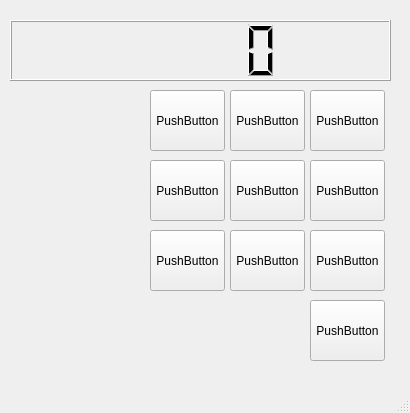
The window that Calculator/calcd.ui (mateusribeirocampos/Calcd_Qt) describes before a commit, drawn with Qt 5.
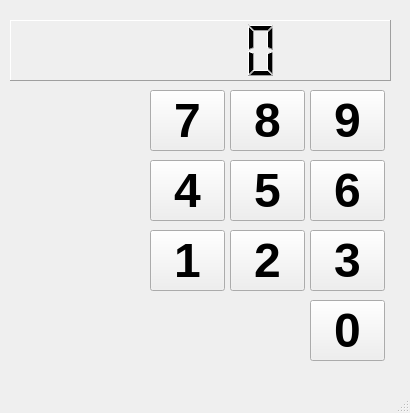
The same window after the commit.

Patch:
```diff
--- a/Calculator/calcd.ui
+++ b/Calculator/calcd.ui
@@ -23,6 +23,15 @@
       <height>61</height>
      </rect>
     </property>
+    <property name="font">
+     <font>
+      <pointsize>36</pointsize>
+      <bold>true</bold>
+     </font>
+    </property>
+    <property name="frameShape">
+     <enum>QFrame::Panel</enum>
+    </property>
    </widget>
    <widget class="QPushButton" name="pushButton">
     <property name="geometry">
@@ -33,8 +42,14 @@
       <height>61</height>
      </rect>
     </property>
+    <property name="font">
+     <font>
+      <pointsize>36</pointsize>
+      <bold>true</bold>
+     </font>
+    </property>
     <property name="text">
-     <string>PushButton</string>
+     <string>7</string>
     </property>
    </widget>
    <widget class="QPushButton" name="pushButton_2">
@@ -46,8 +61,14 @@
       <height>61</height>
      </rect>
     </property>
+    <property name="font">
+     <font>
+      <pointsize>36</pointsize>
+      <bold>true</bold>
+     </font>
+    </property>
     <property name="text">
-     <string>PushButton</string>
+     <string>8</string>
     </property>
    </widget>
    <widget class="QPushButton" name="pushButton_3">
@@ -59,8 +80,14 @@
       <height>61</height>
      </rect>
     </property>
+    <property name="font">
+     <font>
+      <pointsize>36</pointsize>
+      <bold>true</bold>
+     </font>
+    </property>
     <property name="text">
-     <string>PushButton</string>
+     <string>9</string>
     </property>
    </widget>
    <widget class="QPushButton" name="pushButton_4">
@@ -72,8 +99,14 @@
       <height>61</height>
      </rect>
     </property>
+    <property name="font">
+     <font>
+      <pointsize>36</pointsize>
+      <bold>true</bold>
+     </font>
+    </property>
     <property name="text">
-     <string>PushButton</string>
+     <string>0</string>
     </property>
    </widget>
    <widget class="QPushButton" name="pushButton_5">
@@ -85,8 +118,14 @@
       <height>61</height>
      </rect>
     </property>
+    <property name="font">
+     <font>
+      <pointsize>36</pointsize>
+      <bold>true</bold>
+     </font>
+    </property>
     <property name="text">
-     <string>PushButton</string>
+     <string>6</string>
     </property>
    </widget>
    <widget class="QPushButton" name="pushButton_6">
@@ -98,8 +137,14 @@
       <height>61</height>
      </rect>
     </property>
+    <property name="font">
+     <font>
+      <pointsize>36</pointsize>
+      <bold>true</bold>
+     </font>
+    </property>
     <property name="text">
-     <string>PushButton</string>
+     <string>5</string>
     </property>
    </widget>
    <widget class="QPushButton" name="pushButton_7">
@@ -111,8 +156,14 @@
       <height>61</height>
      </rect>
     </property>
+    <property name="font">
+     <font>
+      <pointsize>36</pointsize>
+      <bold>true</bold>
+     </font>
+    </property>
     <property name="text">
-     <string>PushButton</string>
+     <string>4</string>
     </property>
    </widget>
    <widget class="QPushButton" name="pushButton_8">
@@ -124,8 +175,14 @@
       <height>61</height>
      </rect>
     </property>
+    <property name="font">
+     <font>
+      <pointsize>36</pointsize>
+      <bold>true</bold>
+     </font>
+    </property>
     <property name="text">
-     <string>PushButton</string>
+     <string>1</string>
     </property>
    </widget>
    <widget class="QPushButton" name="pushButton_9">
@@ -137,8 +194,14 @@
       <height>61</height>
      </rect>
     </property>
+    <property name="font">
+     <font>
+      <pointsize>36</pointsize>
+      <bold>true</bold>
+     </font>
+    </property>
     <property name="text">
-     <string>PushButton</string>
+     <string>2</string>
     </property>
    </widget>
    <widget class="QPushButton" name="pushButton_10">
@@ -150,8 +213,14 @@
       <height>61</height>
      </rect>
     </property>
+    <property name="font">
+     <font>
+      <pointsize>36</pointsize>
+      <bold>true</bold>
+     </font>
+    </property>
     <property name="text">
-     <string>PushButton</string>
+     <string>3</string>
     </property>
    </widget>
   </widget>
```
Left out of the diff: 20 changed lines with no effect on the pictures.
